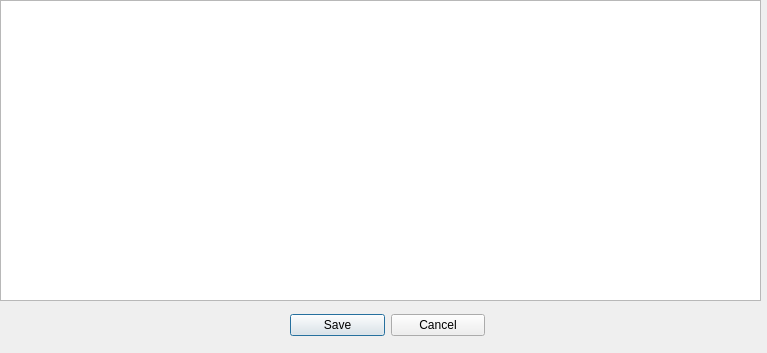
Before: the Qt Designer form QTModules/Annotation/Resources/UI/qSlicerAnnotationModuleReportDialog.ui in gezidan/Slicer, drawn with Qt 5.
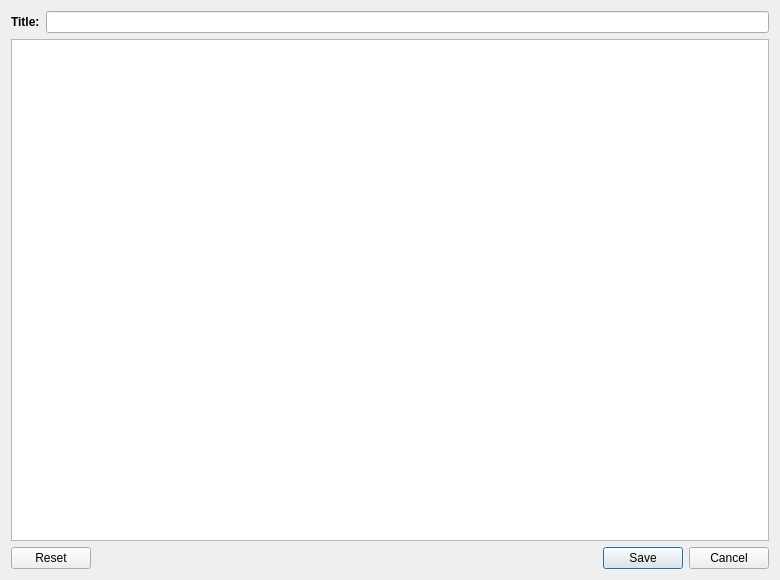
After: the same form once the commit is applied.

Commit message: ENH: Annotation module: Added report functionality. Not done yet.

```diff
--- a/QTModules/Annotation/Resources/UI/qSlicerAnnotationModuleReportDialog.ui
+++ b/QTModules/Annotation/Resources/UI/qSlicerAnnotationModuleReportDialog.ui
@@ -6,22 +6,36 @@
    <rect>
     <x>0</x>
     <y>0</y>
-    <width>767</width>
-    <height>353</height>
+    <width>780</width>
+    <height>580</height>
    </rect>
   </property>
   <property name="windowTitle">
    <string>Report</string>
   </property>
+  <layout class="QVBoxLayout" name="verticalLayout">
+   <item>
+    <layout class="QHBoxLayout" name="horizontalLayout">
+     <item>
+      <widget class="QLabel" name="titleLabel">
+       <property name="font">
+        <font>
+         <weight>75</weight>
+         <bold>true</bold>
+        </font>
+       </property>
+       <property name="text">
+        <string>Title:</string>
+       </property>
+      </widget>
+     </item>
+     <item>
+      <widget class="QLineEdit" name="titleEdit"/>
+     </item>
+    </layout>
+   </item>
+   <item>
   <widget class="QTextBrowser" name="reportBrowser">
-   <property name="geometry">
-    <rect>
-     <x>0</x>
-     <y>0</y>
-     <width>761</width>
-     <height>301</height>
-    </rect>
-   </property>
    <property name="sizePolicy">
     <sizepolicy hsizetype="Expanding" vsizetype="Expanding">
      <horstretch>0</horstretch>
@@ -29,32 +43,15 @@
     </sizepolicy>
    </property>
   </widget>
-  <widget class="QWidget" name="layoutWidget">
-   <property name="geometry">
-    <rect>
-     <x>290</x>
-     <y>310</y>
-     <width>195</width>
-     <height>30</height>
-    </rect>
-   </property>
-   <layout class="QHBoxLayout" name="horizontalLayout">
-    <item>
-     <widget class="QPushButton" name="saveReportButton">
-      <property name="text">
-       <string>Save</string>
-      </property>
-     </widget>
     </item>
     <item>
-     <widget class="QPushButton" name="cancelReportButton">
-      <property name="text">
-       <string>Cancel</string>
+    <widget class="QDialogButtonBox" name="buttonBox">
+     <property name="standardButtons">
+      <set>QDialogButtonBox::Cancel|QDialogButtonBox::Reset|QDialogButtonBox::Save</set>
       </property>
      </widget>
     </item>
    </layout>
-  </widget>
  </widget>
  <resources/>
  <connections/>
```
Left out of the diff: 2 changed lines with no effect on the pictures. Lines whose indentation alone changed are shown as unchanged. The commit also changes 15 other files.
